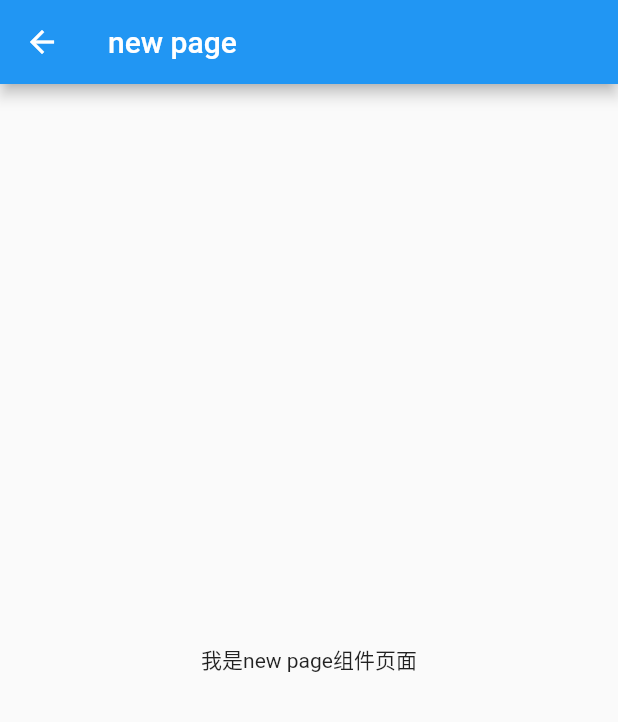
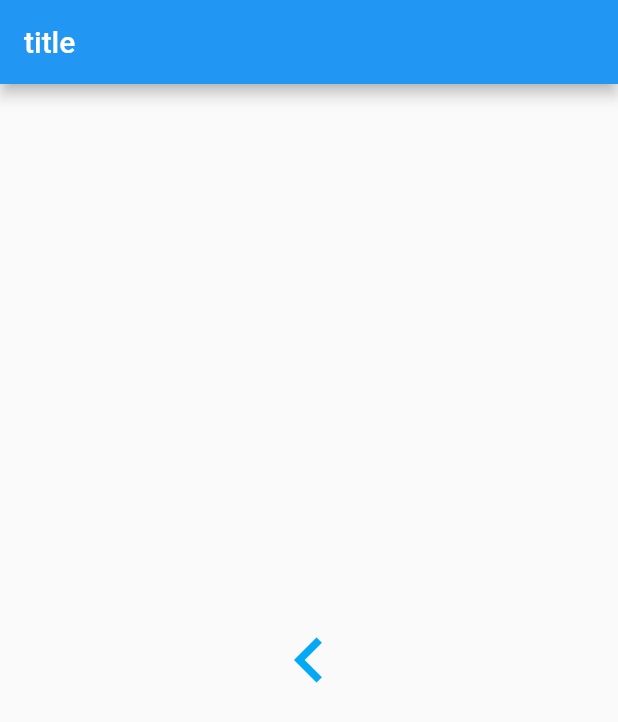
Before and after one commit to webbx/flutterDemo, a Flutter app: the BottomAppBarDemo screen opened directly, after a tap on the "add" icon, on a phone screen of 412 x 824 dp. Shown: the top 722 px of the screen. Run offline on Flutter 3.47's test engine with Material 2 defaults, Android fonts, the phone set to English and light mode, and no system bars.

Commit message:
message:新增页面保持demo

```diff
--- a/lib/demo02/BottomAppBarDemo.dart
+++ b/lib/demo02/BottomAppBarDemo.dart
@@ -1,6 +1,6 @@
 import 'package:flutter/material.dart';
-import 'package:flutter_app/demo01/pages/Home.dart';
 import './EachView.dart';
+import './NextPage.dart';
 class BottomAppBarDemo extends StatefulWidget {
     @override
     _BottomAppBarDemoState createState() => _BottomAppBarDemoState();
@@ -27,7 +27,7 @@ class _BottomAppBarDemoState extends State<BottomAppBarDemo> {
                 onPressed: () => {
                     // 新增一个路由，进行页面跳转
                     Navigator.of(context).push(MaterialPageRoute(builder: (BuildContext context) {
-                        return EachView('new page');
+                        return NextPage();
                     }))
                 },
                 tooltip: '新增',
--- /dev/null
+++ b/lib/demo02/NextPage.dart
@@ -0,0 +1,27 @@
+import 'package:flutter/material.dart';
+
+class NextPage extends StatelessWidget {
+    @override
+    Widget build(BuildContext context) {
+        return MaterialApp(
+            title: 'Demo',
+            home: Scaffold(
+                appBar: new AppBar(
+                    title: new Text('title'),
+                ),
+                body: Center(
+                    child: MaterialButton(
+                        child: Icon(
+                            Icons.navigate_before,
+                            color: Colors.lightBlue,
+                            size: 60.0
+                        ),
+                        onPressed: () => {
+                            Navigator.of(context).pop()
+                        }
+                    )
+                ),
+            ),
+        );
+    }
+}
```
Also changed, not shown: lib/demo03/KeepAlive.dart (added, +42 -0 lines), lib/demo03/main.dart (added, +66 -0 lines).
